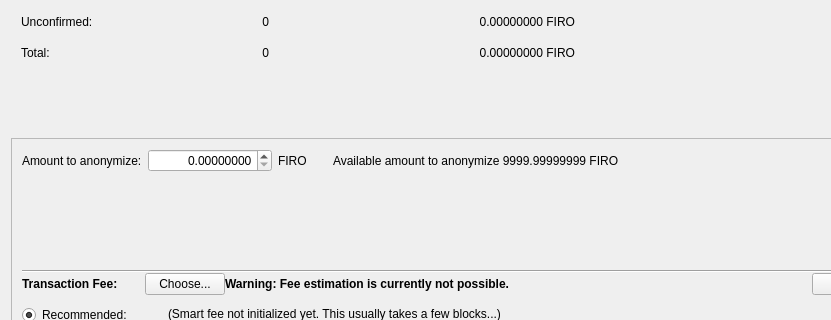
Qt form src/qt/forms/lelantusdialog.ui (firoorg/firo) before a commit; both pictures show x 0 to 831 and y 359 to 679 of the 914 by 815 pixel window.
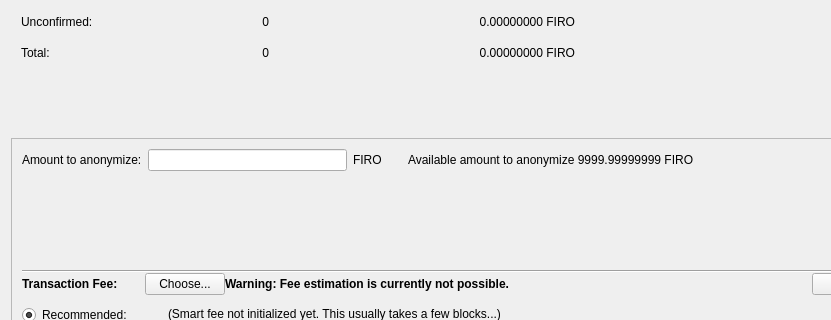
The same form after that commit. Icons and pictures are not drawn. Custom widgets are drawn as their Qt base class.

Commit message: Fixing the usage of comma or dot as a separator

```diff
--- a/src/qt/forms/lelantusdialog.ui
+++ b/src/qt/forms/lelantusdialog.ui
@@ -970,19 +970,7 @@
          </widget>
         </item>
         <item>
-         <widget class="QDoubleSpinBox" name="anonymizeAmount">
-          <property name="alignment">
-           <set>Qt::AlignRight|Qt::AlignTrailing|Qt::AlignVCenter</set>
-          </property>
-          <property name="decimals">
-           <number>8</number>
-          </property>
-          <property name="minimum">
-           <double>0.000000000000000</double>
-          </property>
-          <property name="maximum">
-           <double>999999999.990000009536743</double>
-          </property>
+         <widget class="BitcoinAmountField" name="anonymizeAmount">
          </widget>
         </item>
         <item>
```
The commit also changes 2 other files.
